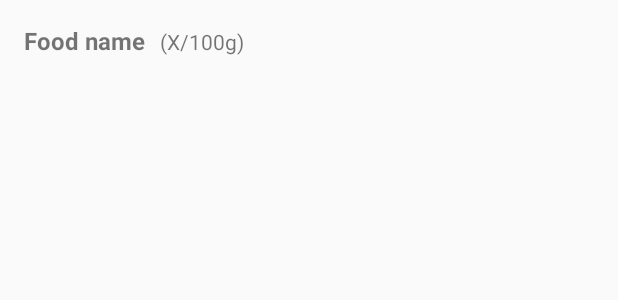
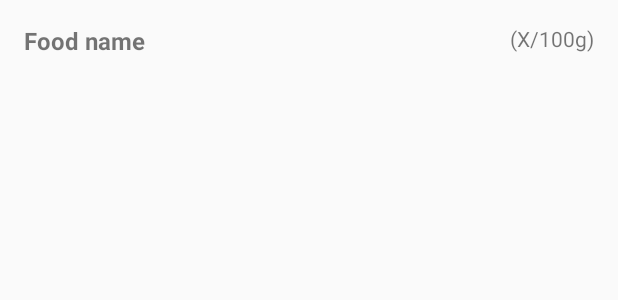
Before and after one commit to aowczarek/CHTrack, an Android app: the layout foodlist_item.xml on its own in the app's theme, with its tools: preview values and no code run, on a phone screen of 412 x 824 dp. Shown: the top 300 px of the screen. Run offline under Robolectric (Android 15) with nearby library versions, the phone set to English and light mode, and no system bars.

Commit message:
layout tweaking

```diff
--- a/app/src/main/res/layout/foodlist_item.xml
+++ b/app/src/main/res/layout/foodlist_item.xml
@@ -1,5 +1,5 @@
 <?xml version="1.0" encoding="utf-8"?>
-<LinearLayout xmlns:android="http://schemas.android.com/apk/res/android"
+<RelativeLayout xmlns:android="http://schemas.android.com/apk/res/android"
     android:layout_width="match_parent"
     android:layout_height="match_parent"
     android:padding="16dp">
@@ -8,6 +8,8 @@
         android:id="@+id/foodlist_name"
         android:layout_width="wrap_content"
         android:layout_height="wrap_content"
+        android:layout_alignParentLeft="true"
+
         android:textStyle="bold"
         android:textSize="16sp"
         android:text="Food name"
@@ -17,9 +19,10 @@
         android:id="@+id/foodlist_carb"
         android:layout_width="wrap_content"
         android:layout_height="wrap_content"
+        android:layout_alignParentRight="true"
         android:layout_toRightOf="@id/foodlist_name"
-        android:layout_marginLeft="10dp"
         android:text="(X/100g)"
-        />
+        android:textAlignment="textEnd"
+        android:gravity="end"/>
 
-</LinearLayout>
+</RelativeLayout>
```
Also changed, not shown: app/src/main/res/layout/activity_main.xml (+8 -0 lines).
